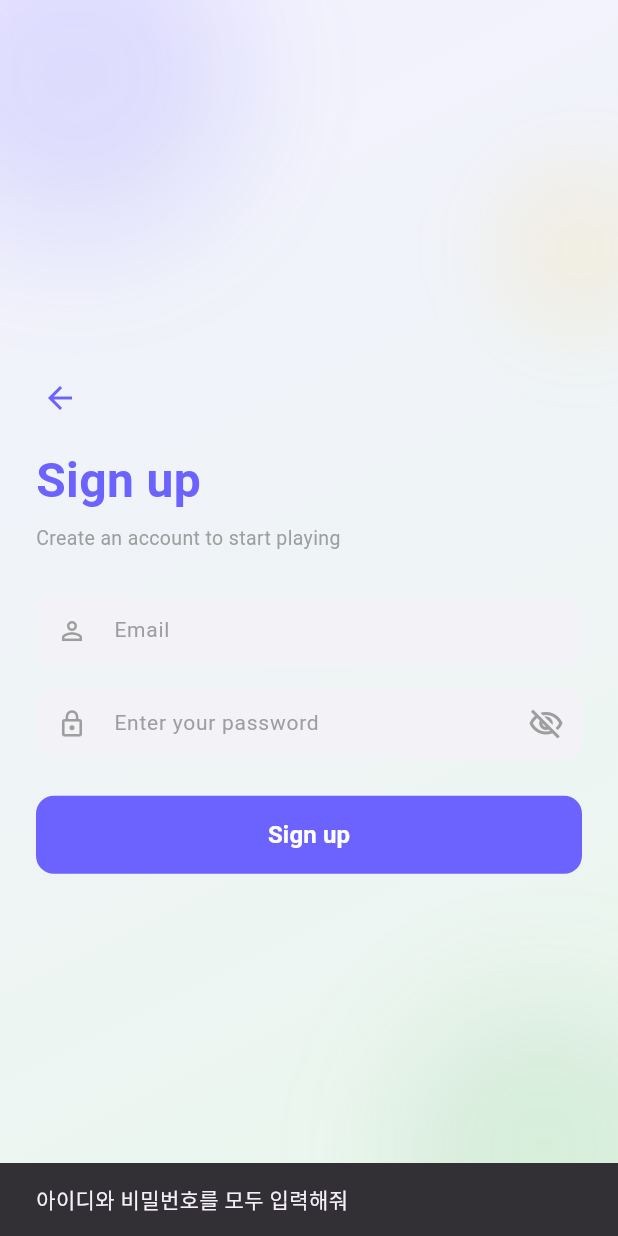
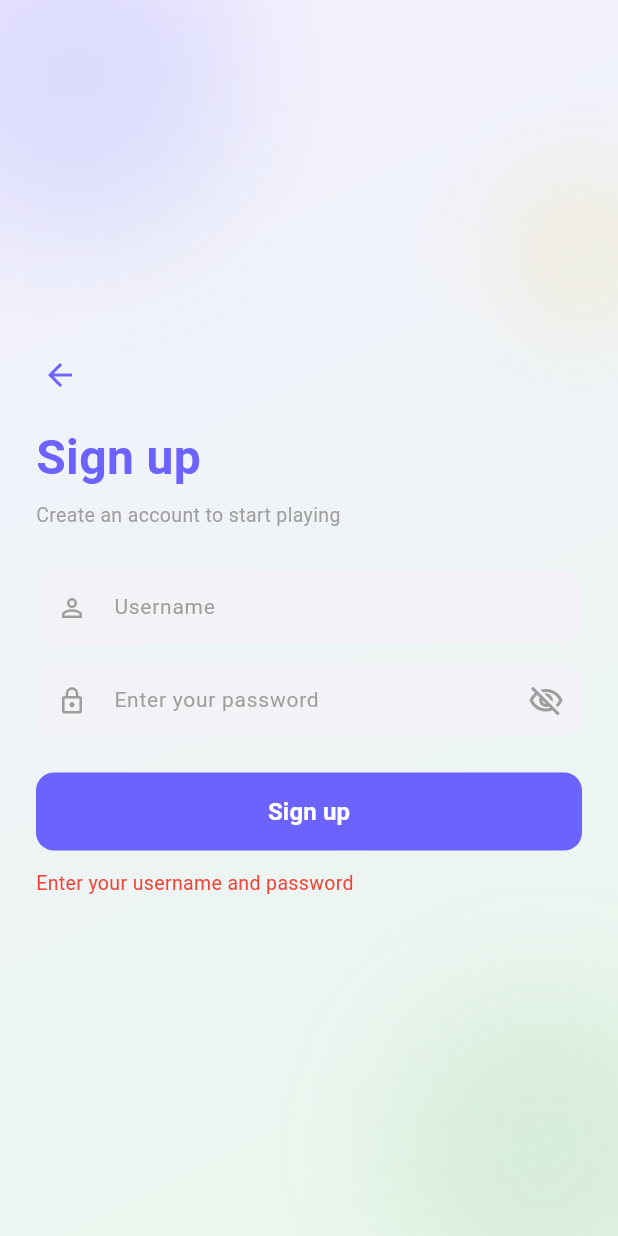
Before and after one commit to joan-code6/broccoli, a Flutter app: the SignupScreen screen opened directly, after a tap on "Sign up", on a phone screen of 412 x 824 dp. Run offline on Flutter 3.47's test engine with Material 3 defaults, Android fonts, the phone set to English and light mode, and no system bars; our stand-ins replace shared_preferences; accounts and stored records are empty.

Commit message:
change signup screen

```diff
--- a/app/lib/signup_screen.dart
+++ b/app/lib/signup_screen.dart
@@ -14,6 +14,7 @@ class _SignupScreenState extends State<SignupScreen> {
   final TextEditingController _passwordController = TextEditingController();
   bool _obscurePassword = true;
   bool _isSaving = false;
+  String? _errorMessage;
 
   @override
   void dispose() {
@@ -27,14 +28,15 @@ class _SignupScreenState extends State<SignupScreen> {
     final password = _passwordController.text;
 
     if (email.isEmpty || password.isEmpty) {
-      ScaffoldMessenger.of(
-        context,
-      ).showSnackBar(const SnackBar(content: Text('아이디와 비밀번호를 모두 입력해줘')));
+      setState(() {
+        _errorMessage = 'Enter your username and password';
+      });
       return;
     }
 
     setState(() {
       _isSaving = true;
+      _errorMessage = null;
     });
 
     final prefs = await SharedPreferences.getInstance();
@@ -48,7 +50,7 @@ class _SignupScreenState extends State<SignupScreen> {
     if (!mounted) return;
 
     ScaffoldMessenger.of(context).showSnackBar(
-      const SnackBar(content: Text('Account created, able to log in')),
+      const SnackBar(content: Text('Account created, able to login')),
     );
 
     Navigator.of(context).pop();
@@ -170,7 +172,7 @@ class _SignupScreenState extends State<SignupScreen> {
                       const SizedBox(height: 28),
                       _buildTextField(
                         controller: _emailController,
-                        hint: 'Email',
+                        hint: 'Username',
                         icon: Icons.person_outline,
                       ),
                       const SizedBox(height: 14),
@@ -225,6 +227,15 @@ class _SignupScreenState extends State<SignupScreen> {
                                 ),
                         ),
                       ),
+                      const SizedBox(height: 12),
+                      if (_errorMessage != null)
+                        Text(
+                          _errorMessage!,
+                          style: const TextStyle(
+                            fontSize: 13,
+                            color: Colors.red,
+                          ),
+                        ),
                     ],
                   ),
                 ),
```
